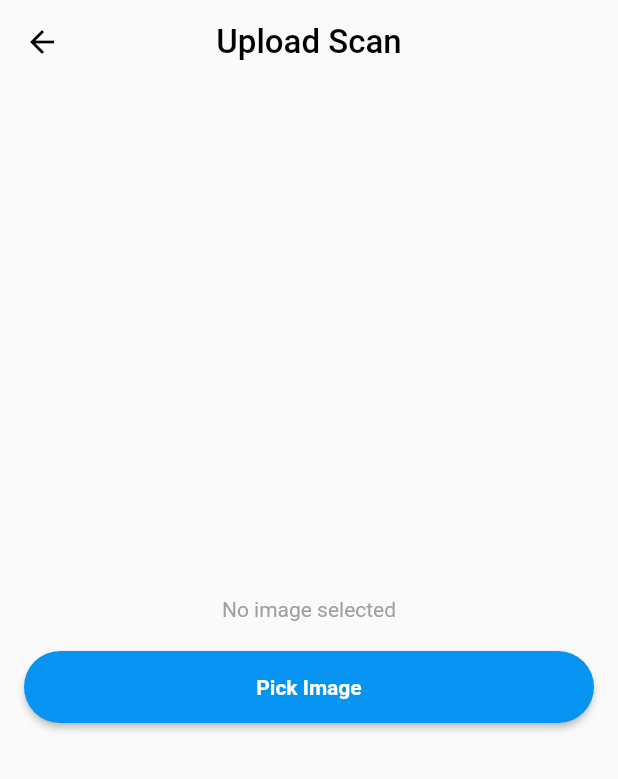
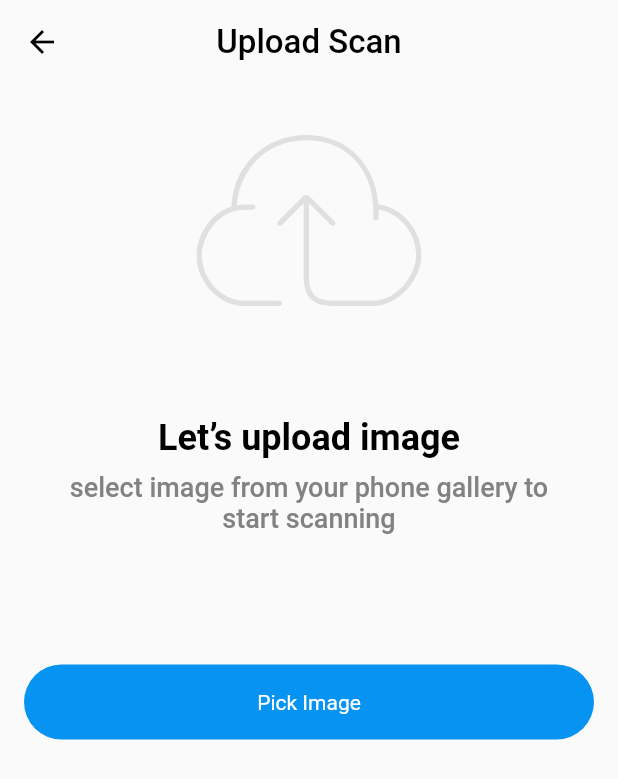
Before and after one commit to DevPeter1454/Alpha-Eye-Project, a Flutter app: the UploadScanView screen opened directly, after a tap on "Pick Image", on a phone screen of 412 x 824 dp. Shown: the top 779 px of the screen. Run offline on Flutter 3.47's test engine with Material 2 defaults, Android fonts, the light colour scheme and no system bars; drawn by our look-alikes of auto_size_text, overlay_support; our stand-ins replace cached_network_image, camera, dio, flutter_bloc, flutter_hooks, flutter_svg and 10 more; missing offline and left inert: scanning_effect; accounts and stored records are empty; project files that could hold a hidden picture were left out.

Commit message:
Image upload done

```diff
--- a/mobile-app/lib/core/constants/assets.dart
+++ b/mobile-app/lib/core/constants/assets.dart
@@ -18,4 +18,5 @@ class AppAssets {
   static const upload = 'assets/images/svgs/upload.svg';
   static const uiLogo = 'assets/images/svgs/uilogo.svg';
   static const greyNotification = 'assets/images/svgs/grey_notification.svg';
+  static const uploadSVG = 'assets/images/svgs/et_upload.svg';
 }
--- a/mobile-app/lib/presentation/views/buyer/home/tabs/settings.dart
+++ b/mobile-app/lib/presentation/views/buyer/home/tabs/settings.dart
@@ -206,6 +206,7 @@ class _SettingsViewState extends State<SettingsView> {
                   navigationService.pushReplacement(const LoginPage());
                 },
                 child: const AppRectangle(
+                  width: double.infinity,
                   padding: EdgeInsets.symmetric(vertical: 24.0, horizontal: 16),
                   color: AppColors.white,
                   radius: 4,
--- a/mobile-app/lib/presentation/views/buyer/scan_my_eye/scan_my_eye.dart
+++ b/mobile-app/lib/presentation/views/buyer/scan_my_eye/scan_my_eye.dart
@@ -173,6 +173,8 @@ class _ScanMyEyeState extends State<ScanMyEye> {
                                       Colors.black.withOpacity(0.9),
                                   delay: const Duration(seconds: 1),
                                   duration: const Duration(seconds: 2),
+                                  scanningLinePadding:
+                                      const EdgeInsets.all(0.0),
                                   child: Image.file(
                                     File(pic.value!.path),
                                     fit: BoxFit.cover,
--- a/mobile-app/lib/presentation/views/buyer/upload_scan/upload_scan.dart
+++ b/mobile-app/lib/presentation/views/buyer/upload_scan/upload_scan.dart
@@ -1,13 +1,18 @@
+import 'dart:async';
 import 'dart:developer';
 import 'dart:io';
 
 import 'package:alpha_eye/presentation/bloc/scan/scan_bloc.dart';
+import 'package:alpha_eye/presentation/views/buyer/scan_detail/scan_details.dart';
 import 'package:flutter/material.dart';
 import 'package:flutter_bloc/flutter_bloc.dart';
 import 'package:flutter_hooks/flutter_hooks.dart';
+import 'package:flutter_svg/svg.dart';
 
 import 'package:image_cropper/image_cropper.dart';
 import 'package:image_picker/image_picker.dart';
+import 'package:responsive_sizer/responsive_sizer.dart';
+import 'package:scanning_effect/scanning_effect.dart';
 
 import '../../../../core/cores.dart';
 import '../../../../data/data.dart';
@@ -49,6 +54,8 @@ class _UploadScanViewState extends State<UploadScanView> {
     }
 
     final scanDetails = useState<ScanResponse?>(null);
+    final progressValue = useState(0.2);
+
     return BlocConsumer(
       bloc: scanBloc,
       listener: (context, state) {
@@ -57,7 +64,12 @@ class _UploadScanViewState extends State<UploadScanView> {
           snackBars.error(message: state.error);
         }
         if (state is GetScanDetailsSuccess) {
+          progressValue.value = 1.0;
           scanDetails.value = state.scanDetails;
+          if ((progressValue.value * 100).toInt() == 100) {
+            navigationService
+                .pushReplacement(ScanDetailView(scanDetails.value!));
+          }
           log(scanDetails.value!.scan!.scanId.toString());
         }
       },
@@ -69,16 +81,112 @@ class _UploadScanViewState extends State<UploadScanView> {
           body: Padding(
             padding: const EdgeInsets.symmetric(horizontal: 16.0),
             child: Column(
-              mainAxisAlignment: MainAxisAlignment.center,
+              mainAxisAlignment: MainAxisAlignment.start,
               children: <Widget>[
                 if (selectedImage.value != null)
-                  Image.file(selectedImage.value!)
+                  Container(
+                    margin: EdgeInsets.only(top: 36),
+                    width: double.infinity,
+                    height: 20.h,
+                    child: ScanningEffect(
+                      scanningLinePadding: EdgeInsets.all(0.0),
+                      scanningColor: Colors.green,
+                      borderLineColor: Colors.black.withOpacity(0.0),
+                      delay: const Duration(seconds: 1),
+                      duration: const Duration(seconds: 2),
+                      child: Image.file(
+                        selectedImage.value!,
+                        fit: BoxFit.cover,
+                      ),
+                    ),
+                  )
                 else
-                  const Text('No image selected'),
-                const SizedBox(height: 20.0),
-                ElevatedButton(
-                  onPressed: pickImage,
-                  child: const Text('Pick Image'),
+                  Column(
+                    children: [
+                      const SizedBox(height: 34.0),
+                      SvgPicture.asset(AppAssets.uploadSVG),
+                      const SizedBox(height: 74.0),
+                      const AppText(
+                        'Let’s upload image',
+                        color: AppColors.black,
+                        fontWeight: FontWeight.w600,
+                        fontSize: 24,
+                      ),
+                      const Spacing.height(8.0),
+                      const Padding(
+                        padding: EdgeInsets.symmetric(horizontal: 24.0),
+                        child: AppText(
+                          'select image from your phone gallery to start scanning',
+                          color: AppColors.greyText,
+                          fontWeight: FontWeight.w500,
+                          fontSize: 18,
+                          alignment: TextAlign.center,
+                        ),
+                      ),
+                    ],
+                  ),
+                const SizedBox(height: 87.0),
+                // ElevatedButton(
+                //   onPressed: pickImage,
+                //   child: const Text('Pick Image'),
+                // ),
+                Visibility(
+                  visible: selectedImage.value == null,
+                  replacement: Stack(
+                    children: [
+                      LinearProgressIndicator(
+                        value: progressValue.value,
+                        backgroundColor: AppColors.lightBlue,
+                        color: AppColors.primary,
+                        minHeight: 50,
+                        borderRadius: BorderRadius.circular(100),
+                      ),
+                      Positioned(
+                        top: 0,
+                        left: 0,
+                        right: 0,
+                        bottom: 0,
+                        child: Center(
+                          child: AppText(
+                            '${(progressValue.value * 100).toInt()}%',
+                            color: AppColors.black,
+                            fontSize: 20,
+                            fontWeight: FontWeight.w500,
+                          ),
+                        ),
+                      ),
+                    ],
+                  ),
+                  child: GestureDetector(
+                    onTap: () async {
+                      await pickImage();
+                      Timer.periodic(
+                        const Duration(seconds: 1),
+                        (t) {
+                          progressValue.value = progressValue.value + 0.05;
+                          if ((progressValue.value * 100).toInt() == 100) {
+                            t.cancel();
+                          }
+                        },
+                      );
+                      scanBloc.add(
+                        ScanFileEvent(file: selectedImage.value!.path),
+                      );
+                    },
+                    child: Container(
+                      height: 50,
+                      decoration: BoxDecoration(
+                        color: AppColors.primary,
+                        borderRadius: BorderRadius.circular(100),
+                      ),
+                      child: const Center(
+                        child: AppText(
+                          'Pick Image',
+                          color: AppColors.white,
+                        ),
+                      ),
+                    ),
+                  ),
                 ),
               ],
             ),
```
Also changed, not shown: mobile-app/assets/images/svgs/et_upload.svg (added), 1 other file.
